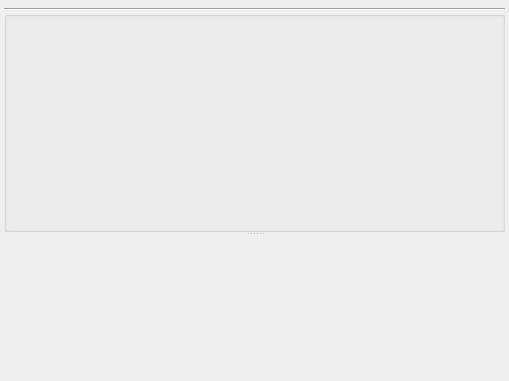
The window that designer/addcards.ui (ankitects/anki) describes before a commit, drawn with Qt 5.
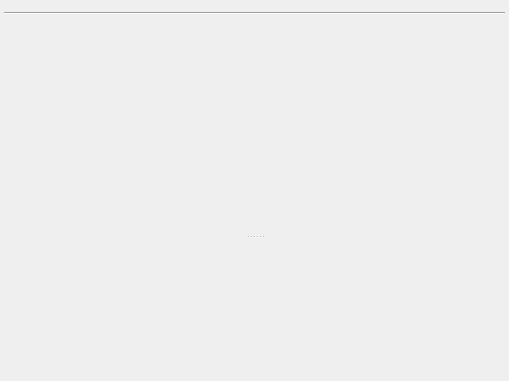
The same window after the commit.

Commit message: move to stacked widgets, fix scrollbar display

```diff
--- a/designer/addcards.ui
+++ b/designer/addcards.ui
@@ -21,15 +21,24 @@
    </property>
    <item>
     <layout class="QGridLayout" >
+     <property name="leftMargin" >
+      <number>0</number>
+     </property>
+     <property name="topMargin" >
+      <number>4</number>
+     </property>
+     <property name="rightMargin" >
+      <number>0</number>
+     </property>
+     <property name="bottomMargin" >
+      <number>4</number>
+     </property>
      <property name="horizontalSpacing" >
       <number>0</number>
      </property>
      <property name="verticalSpacing" >
       <number>4</number>
      </property>
-     <property name="margin" >
-      <number>0</number>
-     </property>
      <item row="0" column="0" >
       <widget class="QWidget" native="1" name="modelArea" />
      </item>
@@ -47,7 +56,7 @@
      <property name="orientation" >
       <enum>Qt::Vertical</enum>
      </property>
-     <widget class="QGroupBox" name="fieldsArea" >
+     <widget class="QWidget" native="1" name="fieldsArea" >
       <property name="sizePolicy" >
        <sizepolicy vsizetype="Expanding" hsizetype="Preferred" >
         <horstretch>0</horstretch>
@@ -57,12 +66,6 @@
       <property name="autoFillBackground" >
        <bool>true</bool>
       </property>
-      <property name="title" >
-       <string/>
-      </property>
-      <property name="flat" >
-       <bool>true</bool>
-      </property>
      </widget>
      <widget class="QTextEdit" name="status" >
       <property name="enabled" >
```
Left out of the diff: 2 changed lines with no effect on the pictures. The commit also changes 5 other files.
